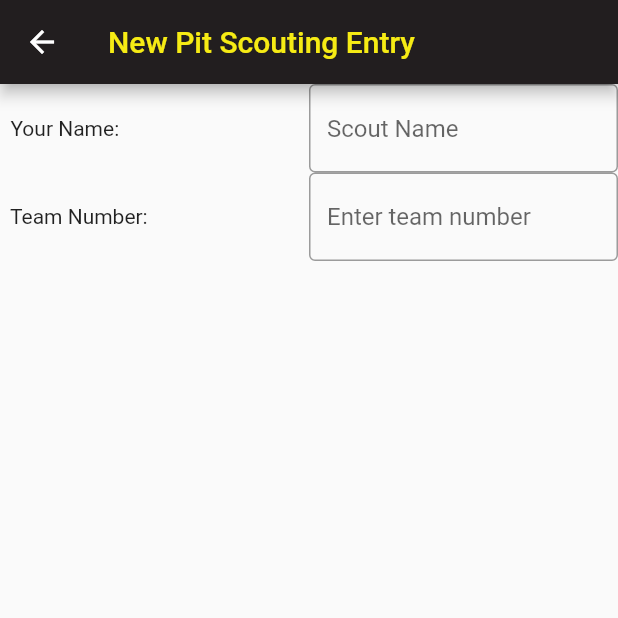
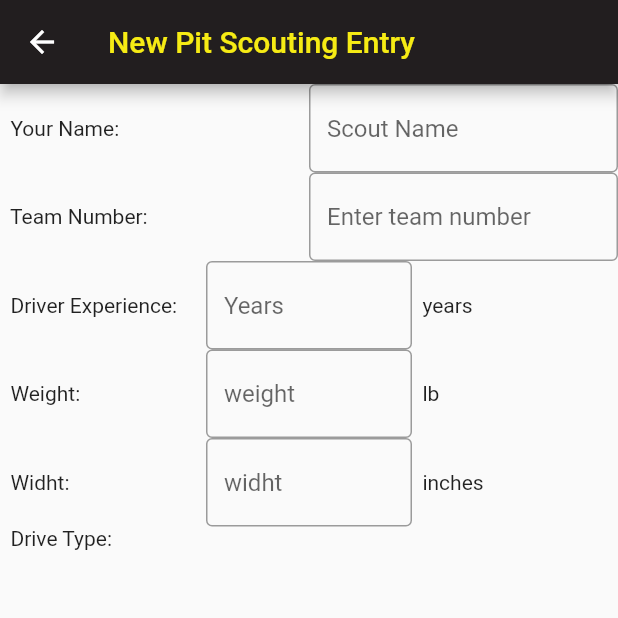
Before and after one commit to samp42/TechScout2023, a Flutter app: the PitScoutingEntry screen opened directly, on a phone screen of 412 x 824 dp, the top half of it. Run offline on Flutter 3.47's test engine with Material 2 defaults, Android fonts, the light colour scheme and no system bars.

Commit message:
pit_scouting_entry added some enter field

```diff
--- a/Scout/lib/views/pit_scouting/pit_scouting_entry.dart
+++ b/Scout/lib/views/pit_scouting/pit_scouting_entry.dart
@@ -6,6 +6,9 @@ class PitScoutingEntry extends StatelessWidget {
 
   @override
   Widget build(BuildContext context) {
+    final ScrollController _scrollController = ScrollController();
+    // final driveType = []
+
     return Scaffold(
         appBar: AppBar(
           title: const Text(
@@ -31,7 +34,54 @@ class PitScoutingEntry extends StatelessWidget {
                     border: OutlineInputBorder(),
                     hintText: 'Enter team number'),
               ))
+            ]),
+            Row(children: const <Widget>[
+              Expanded(child: Text('  Driver Experience: ')),
+              Expanded(
+                  child: TextField(
+                decoration: InputDecoration(
+                  border: OutlineInputBorder(),
+                  hintText: 'Years',
+                ),
+              )),
+              Expanded(child: Text('  years')),
+            ]),
+            Row(children: const <Widget>[
+              Expanded(child: Text('  Weight: ')),
+              Expanded(
+                  child: TextField(
+                decoration: InputDecoration(
+                    border: OutlineInputBorder(), hintText: 'weight'),
+              )),
+              Expanded(
+                child: Text('  lb'),
+              )
+            ]),
+            Row(children: const <Widget>[
+              Expanded(child: Text('  Widht:  ')),
+              Expanded(
+                  child: TextField(
+                decoration: InputDecoration(
+                    border: OutlineInputBorder(), hintText: 'widht'),
+              )),
+              Expanded(child: Text('  inches'))
+            ]),
+            Row(children: const <Widget>[
+              Expanded(child: Text('  Drive Type:  ')),
             ])
+            /*   Scrollbar(
+              thumbVisibility: false,
+              controller: _scrollController,
+              child: ListView.builder(
+                  controller: _scrollController,
+                  itemCount: 2,
+                  itemBuilder: (BuildContext context, int index) {
+                    return Padding(
+                      padding: const EdgeInsets.all(8.0),
+                      child: Text('Scrollable 1 : Index $index'),
+                    );
+                  }),
+            ),*/
           ]),
         ),
         resizeToAvoidBottomInset:
```
